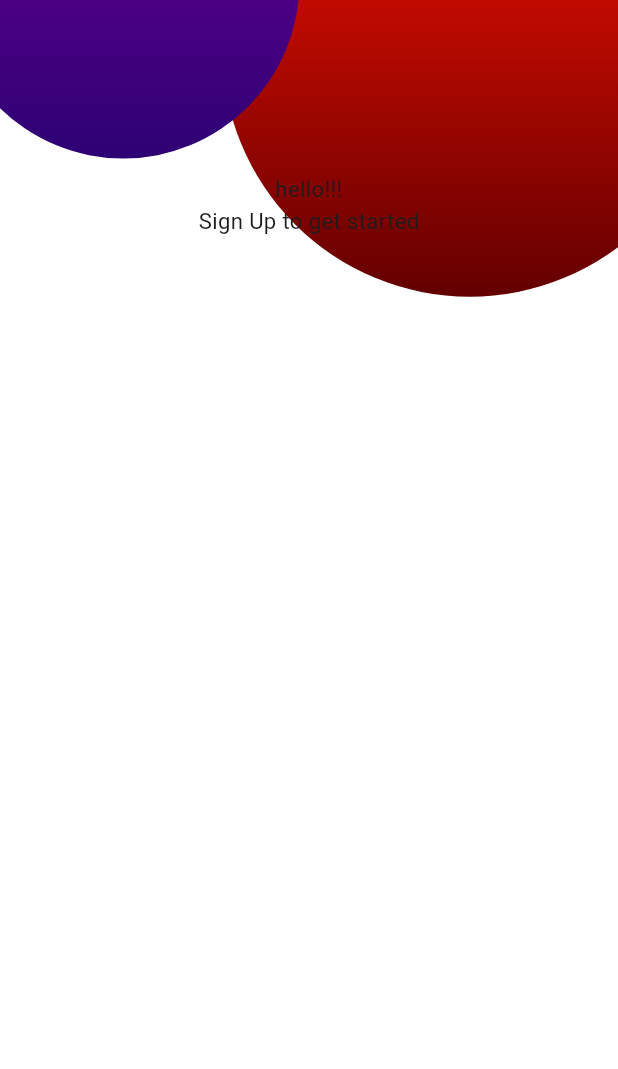
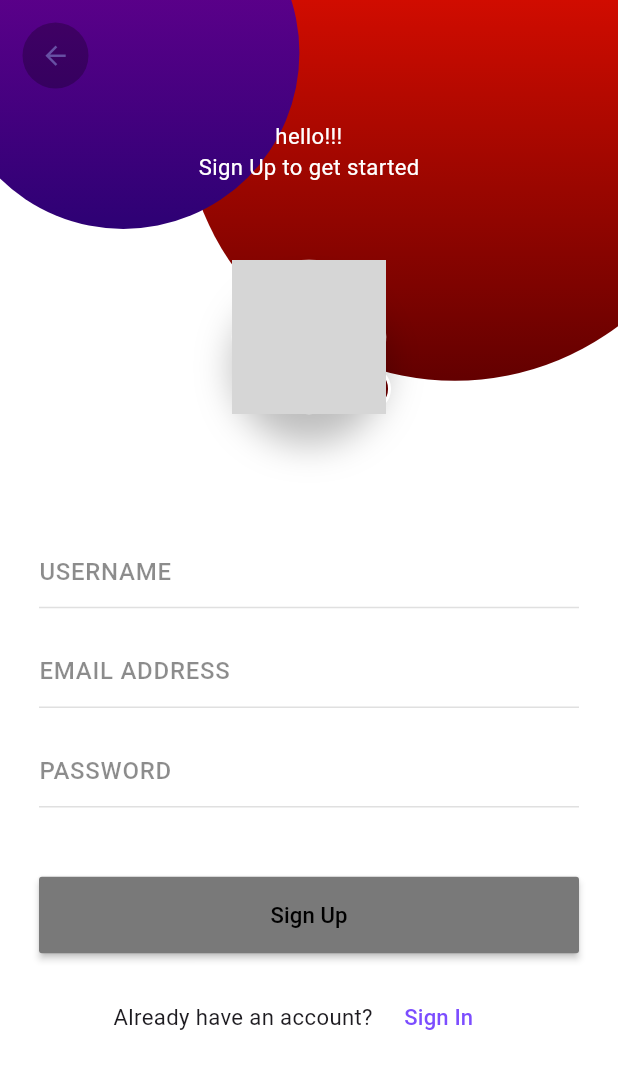
Before and after one commit to guille552/flutter_api_rest, a Flutter app: the RegisterPage screen opened by its route, on a phone screen of 412 x 824 dp. Shown: the top 1069 px of the screen. Run offline on Flutter 3.47's test engine with Material 3 defaults, Android fonts, the phone set to English and light mode, and no system bars; our stand-ins replace flutter_svg; network calls fail; grey boxes are pictures that could not be loaded.

Commit message:
fin interfaz

```diff
--- a/lib/pages/register_page.dart
+++ b/lib/pages/register_page.dart
@@ -1,7 +1,10 @@
+import 'package:flutter/cupertino.dart';
 import 'package:flutter/material.dart';
 import 'package:flutter_api_rest/utils/responsive.dart';
+import 'package:flutter_api_rest/widgets/avatar_button.dart';
 import 'package:flutter_api_rest/widgets/circle.dart';
-import 'package:flutter_api_rest/widgets/icon_container.dart';
+import 'package:flutter_api_rest/widgets/register_form.dart';
+
 
 //---------------------------Se elige un StatefulWidget para la pantalla de inicio (HomePage) porque
 //proporciona la flexibilidad necesaria para manejar responsividad, interactividad y
@@ -20,7 +23,7 @@ class _RegisterPageState extends State<RegisterPage> {
    //--------------en esta parte se crean las medidas para que sea responsivo en donde
    //redsize es para darle la medida a la esfera roja, es decir a la mas grande
    // y bluesize es para darle la medida a la esfera azul es decir a la mas pequeña---
-   final double redsize = responsive.wp(80);
+   final double redsize = responsive.wp(88);
    final double bluesize = responsive.wp(57);
 
 
@@ -43,7 +46,7 @@ class _RegisterPageState extends State<RegisterPage> {
               //no tan agradable a la vista--------------------------------
               children: <Widget>[
                 Positioned(
-                  top: -redsize*0.4,
+                  top: -redsize*0.3,
                   right:-redsize*0.2,
                   child: Circle(
                     size: redsize,
@@ -57,7 +60,7 @@ class _RegisterPageState extends State<RegisterPage> {
                 //de color de un azul a un morado, casi indistiguible, tambien se le asigna las medidas
                 //responsivas para que con este no se desfase de una manera no tan agradable-----------
                 Positioned(
-                  top: -bluesize*0.55,
+                  top: -bluesize*0.35,
                   left: -bluesize*0.15,
                   child: Circle(
                     size: bluesize,
@@ -71,8 +74,10 @@ class _RegisterPageState extends State<RegisterPage> {
   //muestra abajo del icono en el cual se aplica las medidas responsivas para que este se ajuste
   //al tamaño de la pantalla y asi hacer que se vea de manera identica en todas las pantallas---
                 Positioned(
-                  top: redsize*0.35,
-                  child: Column(
+                  top: redsize*0.22,
+                  child: Row(
+                    children: <Widget>[
+                      Column(
                         children:<Widget> [
                         //aqui es donde se coloca el texto que se ubica debajo del icono asi como tambien se le aplica
                         //una medida responsiva respecto a la medida de la pantalla-----------------------------------
@@ -80,10 +85,32 @@ class _RegisterPageState extends State<RegisterPage> {
                             "hello!!!\nSign Up to get started",
                             textAlign: TextAlign.center,
                             style: TextStyle(
-                          fontSize: responsive.dp(1.6),
+                              fontSize: responsive.dp(1.6), color: Colors.white,
                             ),
-                      )
+                          ),
+                          SizedBox(height: responsive.dp(4.5)),
+                          AvatarButton(
+                            imageSize: responsive.wp(25),
+                          ),
                         ],
+                      ),
+                    ],
+                  ),
+                ),
+                RegisterForm(),
+                Positioned(
+                  left: 15,
+                  top: 15,
+                  child: SafeArea(
+                    child: CupertinoButton(
+                      color: Colors.black26,
+                      padding: EdgeInsets.all(10),
+                      borderRadius: BorderRadius.circular(30),
+                      child: Icon(Icons.arrow_back),
+                      onPressed: (){
+                        Navigator.pop(context);
+                      }
+                    ),
                   ),
                 ),
               ],
--- /dev/null
+++ b/lib/widgets/avatar_button.dart
@@ -0,0 +1,60 @@
+import 'package:flutter/cupertino.dart';
+import 'package:flutter/material.dart';
+
+class AvatarButton extends StatelessWidget {
+  final double imageSize;
+  const AvatarButton({
+    super.key,
+    this.imageSize = 100
+    });
+
+  @override
+  Widget build(BuildContext context) {
+    return Stack(
+      children:<Widget> [
+        Container(
+          margin: EdgeInsets.all(10),
+          decoration: BoxDecoration(
+            color: Colors.white,
+            shape: BoxShape.circle,
+            boxShadow: [
+              BoxShadow(
+                blurRadius: (20),
+                color: Colors.black26,
+                offset: Offset(0, 20),
+              ),
+            ],
+          ),
+          child: ClipOval(
+            child: Image.network(
+              'https://static.wikia.nocookie.net/overwatch_gamepedia/images/9/97/PI_Cassidy_Silhouette.png/revision/latest?cb=20240228084914',
+              width: imageSize,
+              height: imageSize,
+            ),
+          ),
+        ),
+        Positioned(
+          bottom: 5,
+          right: 0,
+          child: CupertinoButton(
+            padding: EdgeInsets.zero,
+            borderRadius: BorderRadius.circular(30),
+            child: Container(
+              child: Icon(Icons.add,
+              color: Colors.white,
+              ),
+              padding: EdgeInsets.all(3),
+              decoration: BoxDecoration(
+                border: Border.all(color: Colors.white,
+                width: 2),
+                color: Color.fromARGB(255, 99, 0, 0),
+                shape: BoxShape.circle
+              ),
+            ),
+            onPressed: (){}
+          ),
+        )
+      ],
+    );
+  }
+}
--- /dev/null
+++ b/lib/widgets/register_form.dart
@@ -0,0 +1,164 @@
+import 'package:flutter/material.dart';
+//import 'package:flutter/widgets.dart';
+import 'package:flutter_api_rest/utils/responsive.dart';
+import 'package:flutter_api_rest/widgets/input_text.dart';
+
+//----------esta parte del código define un widget LoginForm que puede mantener
+//un estado mutable a través de su clase de estado _LoginFormState, permitiendo
+//cambios dinámicos en la interfaz de usuario según la interacción del usuario.
+
+class RegisterForm extends StatefulWidget {
+  const RegisterForm({super.key});
+  @override
+  State<RegisterForm> createState() => _RegisterFormState();
+}
+
+class _RegisterFormState extends State<RegisterForm> {
+//lo que hace esta parte es la validacion de datos de los formularios
+GlobalKey<FormState> _formKey = GlobalKey();
+String _email = '', _password = '', _username = '';
+
+_submit(){
+  final form = _formKey.currentState;
+  if (form != null) {
+    final isOk = form.validate();
+    print("form isOk $isOk");
+  }
+}
+  @override
+//------------Dentro del método build, se utiliza el widget Positioned
+//para posicionar el contenido dentro del árbol de widgets de Flutter.
+//Se especifica que el widget se coloque en la parte inferior de la
+//pantalla con un margen izquierdo y derecho.-------------------------
+  Widget build(BuildContext context) {
+
+final Responsive responsive = Responsive.of(context);
+
+    return Positioned(
+      bottom: 30,
+      child: Container(
+        constraints: BoxConstraints(
+          maxWidth: responsive.isTablet ? 430:360,
+        ),
+        child: Form(
+          key: _formKey,
+          child: Column(
+            children: <Widget>[
+          //crea una columna con dos campos de entrada de texto.
+          //El primero es para correos electrónicos,
+          //mientras que el segundo es para contraseñas y
+          //oculta el texto ingresado.---------------------------
+              InputText(
+                keyboardType: TextInputType.emailAddress,
+                label: "USERNAME",
+                fontSize: responsive.dp(responsive.isTablet ? 1.2:1.4),
+                onChanged: (text){
+                  _username = text;
+                },
+                  //-----esta parte de aqui es un validador en donde especifica que
+                  //si el texto introducido es nulo o que no tiene el arroba
+                  //marcara el error de invalid email, pero si tiene el arroba
+                  //este validara el campo por lo que pasara al siguiente validador
+                validator: (value) {
+                  if (value == null || value.isEmpty) {
+                    return 'Este campo es obligatorio.';
+                  }
+                  else if (value.trim().length < 5) {
+                    return 'Ingresa al menos 5 caracteres válidos.';
+                  }
+                  return null;
+                },
+              ),
+              SizedBox(height: responsive.dp(2),),
+              InputText(
+                keyboardType: TextInputType.emailAddress,
+                label: "EMAIL ADDRESS",
+                fontSize: responsive.dp(responsive.isTablet ? 1.2:1.4),
+                onChanged: (text){
+                  _email = text;
+                  },
+                  //-----esta parte de aqui es un validador en donde especifica que
+                  //si el texto introducido es nulo o que no tiene el arroba
+                  //marcara el error de invalid email, pero si tiene el arroba
+                  //este validara el campo por lo que pasara al siguiente validador
+                  validator: (text){
+                    if (text != null && !text.contains("@")) {
+                      return "invalid email";
+                    }
+                    return null;
+                  },
+              ),
+              SizedBox(height: responsive.dp(2),),
+              InputText(
+                keyboardType: TextInputType.emailAddress,
+                label: "PASSWORD",
+                fontSize: responsive.dp(responsive.isTablet ? 1.2:1.4),
+                onChanged: (text){
+                  _password = text;
+                },
+                  //-----esta parte de aqui es un validador en donde especifica que
+                  //si el texto introducido es nulo o que no tiene el arroba
+                  //marcara el error de invalid email, pero si tiene el arroba
+                  //este validara el campo por lo que pasara al siguiente validador
+                validator: (value) {
+                  if (value == null || value.isEmpty) {
+                    return 'Este campo es obligatorio.';
+                  }
+                  else if (value.trim().length < 5) {
+                    return 'Ingresa al menos 5 caracteres válidos.';
+                  }
+                  return null;
+                },
+              ),
+              SizedBox(height: responsive.dp(5),),
+              //esta seccion de codigo lo que hace es que crea el boton de Sign In
+              //asi como tambien se le da formato de tamaño y estilo -------------
+              SizedBox(
+                width: double.infinity,
+                child: MaterialButton(
+                  padding: EdgeInsets.symmetric(vertical: 15),
+                  child: Text(
+                    'Sign Up',
+                    style: TextStyle(color: Color.fromARGB(255, 0, 0, 0),
+                    fontSize: responsive.dp(1.6),
+                    ),
+                  ),
+                  onPressed: this._submit,
+                  color: Color.fromARGB(255, 121, 121, 121),
+                ),
+              ),
+              SizedBox(height: responsive.dp(2)),
+              //en esta seccion se crea la fila para el registro en donde esta
+              //el texto y el boton-------------------------------------------
+              Row(
+                mainAxisAlignment: MainAxisAlignment.center,
+                children: <Widget>[
+                  Text(
+                    "Already have an account?",
+                    style: TextStyle(
+                      fontSize: responsive.dp(1.6),
+                    ),
+                  ),
+                  //en esta parte se encuentra ubicdo el boton Sign Up con su respectivo
+                  //estilo--------------------------------------------------------------
+                  MaterialButton(
+                    child: Text(
+                      "Sign In",
+                      style: TextStyle(color: Colors.deepPurpleAccent,
+                        fontSize: responsive.dp(1.6),
+                      ),
+                    ),
+                    onPressed: () {
+                     Navigator.pop(context);
+                    },
+                  ),
+                ],
+              ),
+              SizedBox(height: responsive.dp(10)),
+            ],
+          ),
+        ),
+      ),
+    );
+  }
+}
```
Lines whose indentation alone changed are shown as unchanged.
